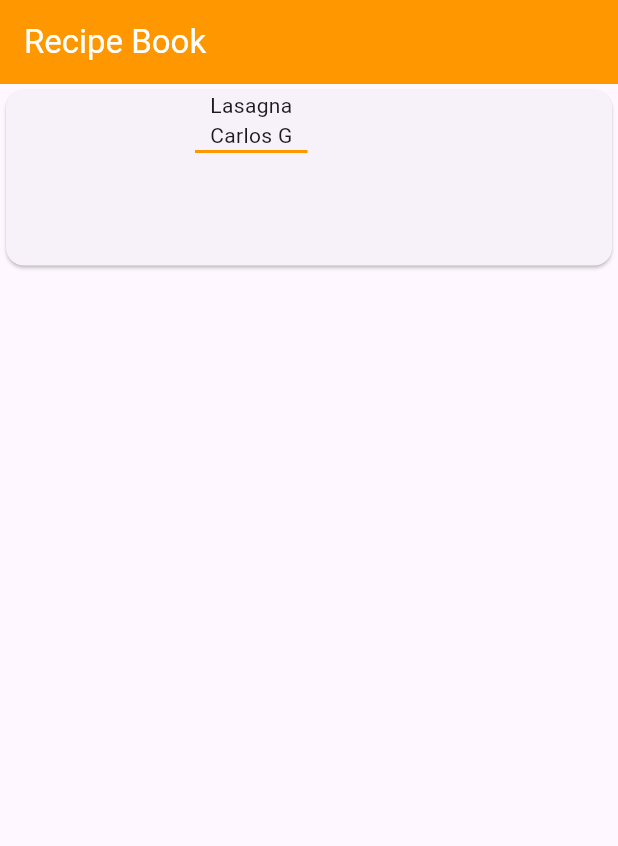
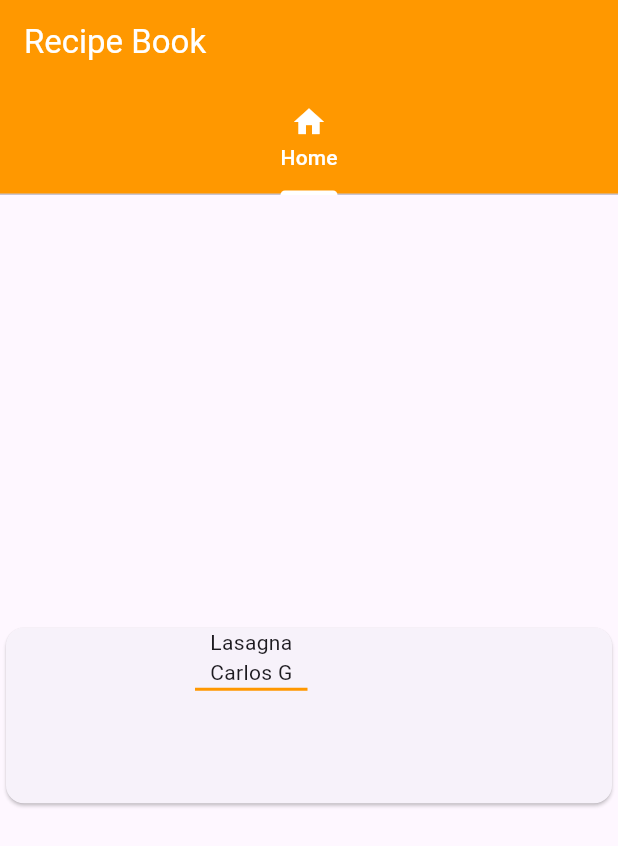
Before and after one commit to solcra/flutter, a Flutter app: the screen it shows after launch, on a phone screen of 412 x 824 dp. Shown: the top 846 px of the screen. Run offline on Flutter 3.47's test engine with Material 3 defaults, Android fonts, the phone set to English and light mode, and no system bars.

Commit message:
Creando screens

```diff
--- a/lib/main.dart
+++ b/lib/main.dart
@@ -1,4 +1,5 @@
 import 'package:flutter/material.dart';
+import 'package:platzi/screens/home_screen.dart';
 
 void main() {
   runApp(const MyApp());
@@ -22,35 +23,27 @@
 
   @override
   Widget build(BuildContext context) {
-    return Scaffold(
-      appBar: AppBar(
-        backgroundColor: Colors.orange,
-        title: Text('Recipe Book', style: TextStyle(color: Colors.white)),
+    return DefaultTabController(
+      length: 1, // Number of tabs
+      child: Scaffold(
+        appBar: AppBar(
+          backgroundColor: Colors.orange,
+          title: Text('Recipe Book', style: TextStyle(color: Colors.white)),
+          bottom:TabBar(
+            indicatorColor: Colors.white,
+            labelColor: Colors.white,
+            unselectedLabelColor: Colors.white70,
+            tabs: [
+              Tab(icon: Icon(Icons.home), text: 'Home'),
+            ],
+          ),
+        ),
+
+        body: TabBarView(
+          children: [HomeScreen()],
+        ),
       ),
-      body: Container(
-        width: MediaQuery.of(context).size.width,
-        height: 125,
-        child:Card(
-          child: Row(
-            children: <Widget>[
-              Container(
-                height: 125,
-                width: 100,
-                child: ClipRRect(
-                  borderRadius: BorderRadius.circular(10),
-                  child: Container()
-                )
-              ),
-              SizedBox(width: 26,),
-              Column(children: <Widget>[
-                Text('Lasagna'),
-                Text('Carlos G'),
-                Container(height: 2, width: 75, color: Colors.orange),
-              ]),
-            ],
-          )
-        )
-      ),);
+    );
   }
 }
 
--- /dev/null
+++ b/lib/screens/home_screen.dart
@@ -0,0 +1,35 @@
+import 'package:flutter/material.dart';
+
+class HomeScreen extends StatelessWidget {
+  const HomeScreen({super.key});
+
+  @override
+  Widget build(BuildContext context) {
+    return Center(
+      child: Container(
+        width: MediaQuery.of(context).size.width,
+        height: 125,
+        child:Card(
+          child: Row(
+            children: <Widget>[
+              Container(
+                height: 125,
+                width: 100,
+                child: ClipRRect(
+                  borderRadius: BorderRadius.circular(10),
+                  child: Container()
+                )
+              ),
+              SizedBox(width: 26,),
+              Column(children: <Widget>[
+                Text('Lasagna'),
+                Text('Carlos G'),
+                Container(height: 2, width: 75, color: Colors.orange),
+              ]),
+            ],
+          )
+        )
+      ),
+    );
+  }
+}
```
